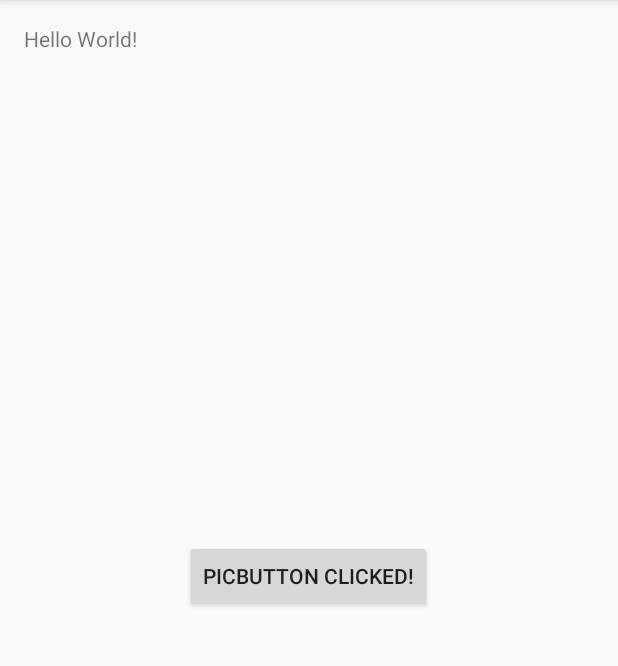
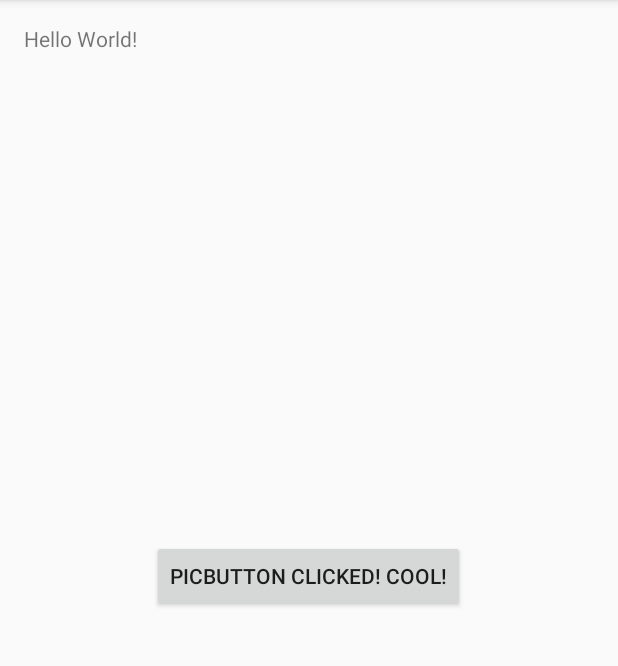
Before and after one commit to mashmuel/ing_repo, an Android app: the screen it shows after launch (MainActivity), after a tap on "TAKE PICTURE", on a phone screen of 412 x 824 dp, the part 84-750 px from its top. Run offline under Robolectric (Android 15) with nearby library versions, the light colour scheme and no system bars.

Commit message:
reut commit

```diff
--- a/app/src/main/java/com/example/mshmuel/myapplication/MainActivity.java
+++ b/app/src/main/java/com/example/mshmuel/myapplication/MainActivity.java
@@ -27,7 +27,7 @@ public class MainActivity extends AppCompatActivity {
 
                     public void onClick(View v){
                         Button picButton = (Button)findViewById(R.id.picButton);
-                        picButton.setText("picButton clicked!");
+                        picButton.setText("picButton clicked! cool!");
                         Intent takePictureIntent = new Intent(MediaStore.ACTION_IMAGE_CAPTURE);
                         if (takePictureIntent.resolveActivity(getPackageManager()) != null) {
                             startActivityForResult(takePictureIntent, REQUEST_IMAGE_CAPTURE);
```
